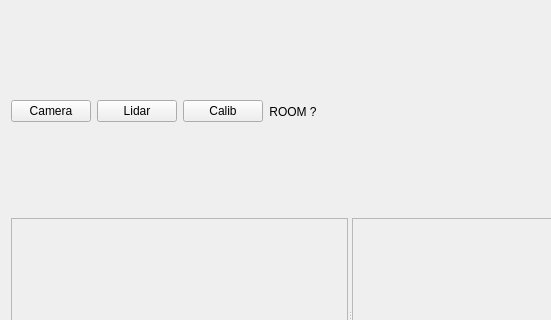
This is room_concept/src/localUI.ui in robocomp/active_inference as Qt 5 draws it before an edit; both pictures show x 0 to 551 and y 0 to 320 of the 700 by 430 pixel window. The edited form follows.
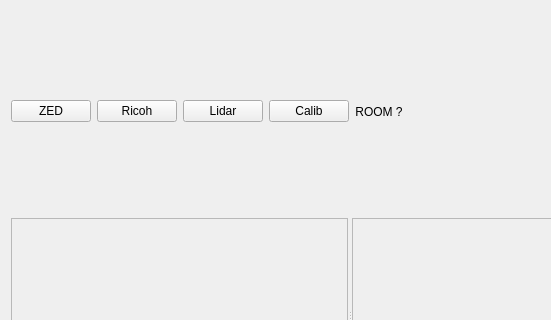
This is the edited form.

Commit message: viewer: ZED and Ricoh windows, with the RGB corners drawn on the image

The edit to the form file:
```diff
--- a/room_concept/src/localUI.ui
+++ b/room_concept/src/localUI.ui
@@ -19,7 +19,17 @@
      <item>
       <widget class="QPushButton" name="btn_camera_viz">
        <property name="text">
-        <string>Camera</string>
+        <string>ZED</string>
+       </property>
+       <property name="maximumHeight">
+        <number>35</number>
+       </property>
+      </widget>
+     </item>
+<item>
+      <widget class="QPushButton" name="btn_ricoh_viz">
+       <property name="text">
+        <string>Ricoh</string>
        </property>
        <property name="maximumHeight">
         <number>35</number>
```
The commit also changes 5 other files.
